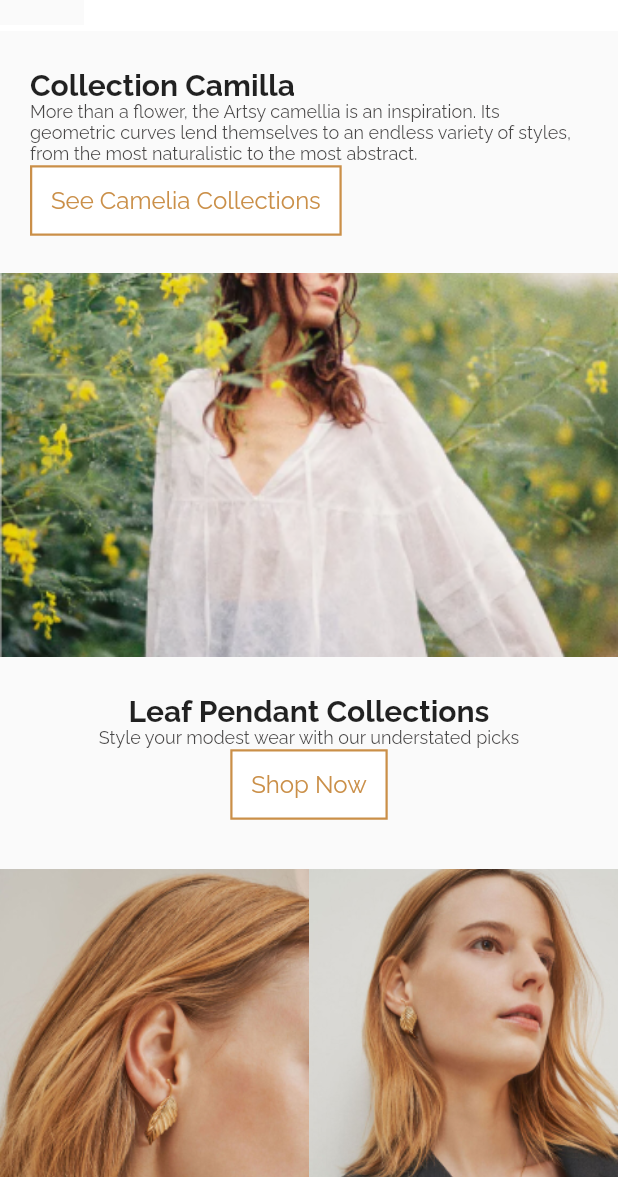
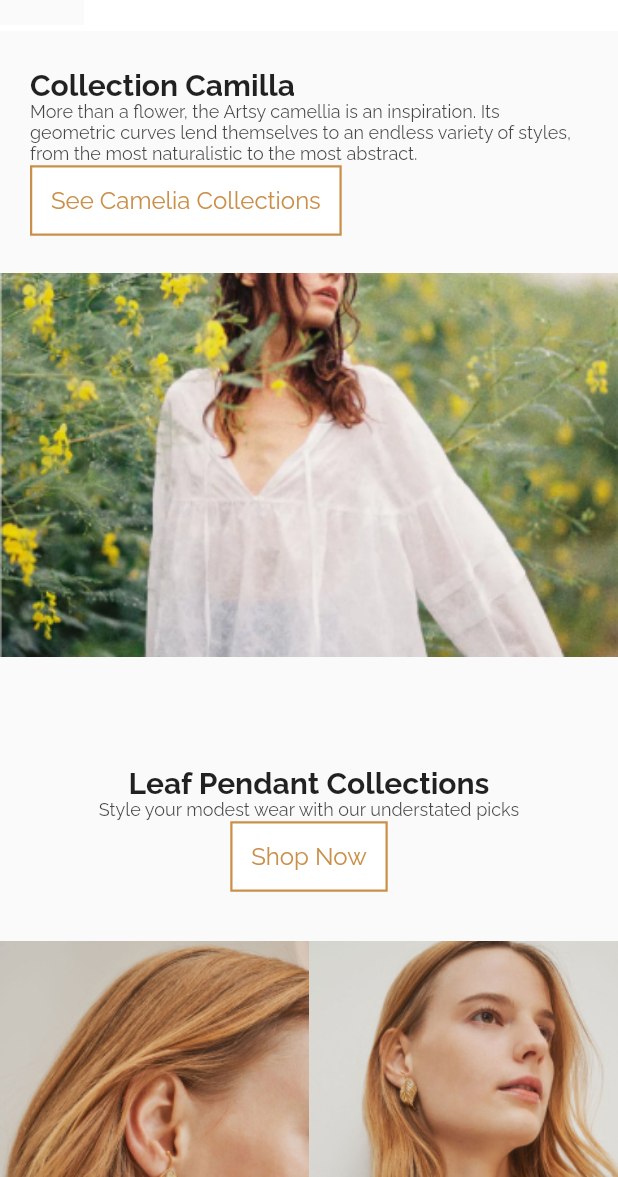
Before and after one commit to code7070/learn-flutter-web-1, a Flutter app: the screen it shows after launch, on a phone screen of 412 x 824 dp, the part 59-1236 px from its top. Run offline on Flutter 3.47's test engine with Material 2 defaults, Android fonts, the phone set to English and light mode, and no system bars; missing offline and left inert: div.

Commit message:
using elm of Array

```diff
--- a/lib/helpers/dimensions.dart
+++ b/lib/helpers/dimensions.dart
@@ -2,4 +2,4 @@
 
 const mobileWidth = 640;
 const tabletWidth = 920;
-const desktopWidth = 1400;
+const desktopWidth = 1200;
--- a/lib/screens/home/hero.dart
+++ b/lib/screens/home/hero.dart
@@ -11,6 +11,6 @@ class HomeBanner extends StatelessWidget {
     return const ResponsiveLayout(
         mobileView: HeroMobile(),
         desktopView: HeroDesktop(),
-        tabletView: HeroMobile());
+        tabletView: HeroDesktop());
   }
 }
--- a/lib/screens/home/pendant.dart
+++ b/lib/screens/home/pendant.dart
@@ -10,31 +10,34 @@ class HomePendant extends StatelessWidget {
 
   @override
   Widget build(BuildContext context) {
-    const display1 = ThumbnailPendant(
-        title: 'Leaf Stud Earrings', image: 'pendant-earings.jpg');
-
-    const display2 = ThumbnailPendant(
-        title: 'Leaf Pendant Bead Necklace', image: 'pendant-necklace.jpg');
-
-    const display3 =
-        ThumbnailPendant(title: 'Leaf Band Ring', image: 'pendant-ring.jpg');
-
-    const display4 = ThumbnailPendant(
-        title: 'Leaf Bead Bracelet', image: 'pendant-barcelet.jpg');
+    List<Widget> elms = [
+      const ThumbnailPendant(
+          title: 'Leaf Stud Earrings', image: 'pendant-earings.jpg'),
+      const ThumbnailPendant(
+          title: 'Leaf Pendant Bead Necklace', image: 'pendant-necklace.jpg'),
+      const ThumbnailPendant(
+          title: 'Leaf Band Ring', image: 'pendant-ring.jpg'),
+      const ThumbnailPendant(
+          title: 'Leaf Bead Bracelet', image: 'pendant-barcelet.jpg'),
+    ];
 
     var rowMobile = Column(children: [
       Row(
-        children: const [display1, display2],
+        children: elms.sublist(0, 2),
       ),
       Row(
-        children: const [display3, display4],
+        children: elms.sublist(2),
       ),
     ]);
 
-    var rowDesktop =
-        Row(children: const [display1, display2, display3, display4]);
+    var rowDesktop = Row(children: elms);
 
-    return Column(
+    return Container(
+      margin: const EdgeInsets.only(top: 48),
+      constraints: const BoxConstraints(
+        maxWidth: 1500,
+      ),
+      child: Column(
         children: [
           const H1(title: 'Leaf Pendant Collections'),
           const TextBody(
@@ -47,9 +50,10 @@ class HomePendant extends StatelessWidget {
           ResponsiveLayout(
             mobileView: rowMobile,
             desktopView: rowDesktop,
-          tabletView: rowMobile,
+            tabletView: rowDesktop,
           )
         ],
+      ),
     );
   }
 }
```
Lines whose indentation alone changed are shown as unchanged.
